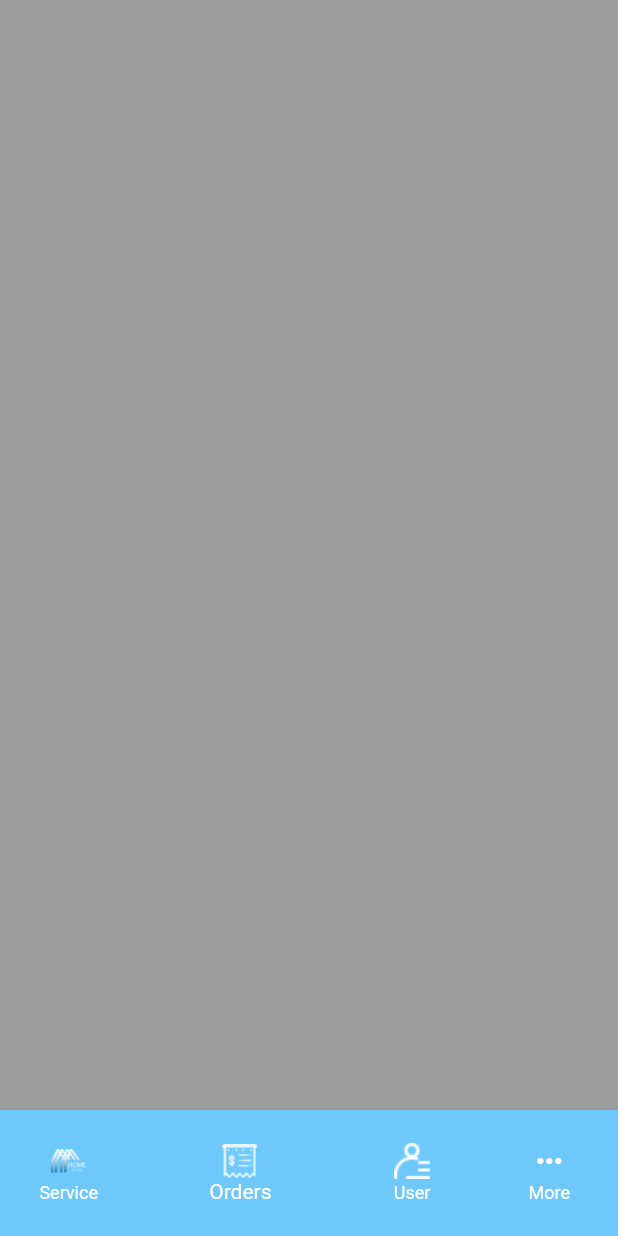
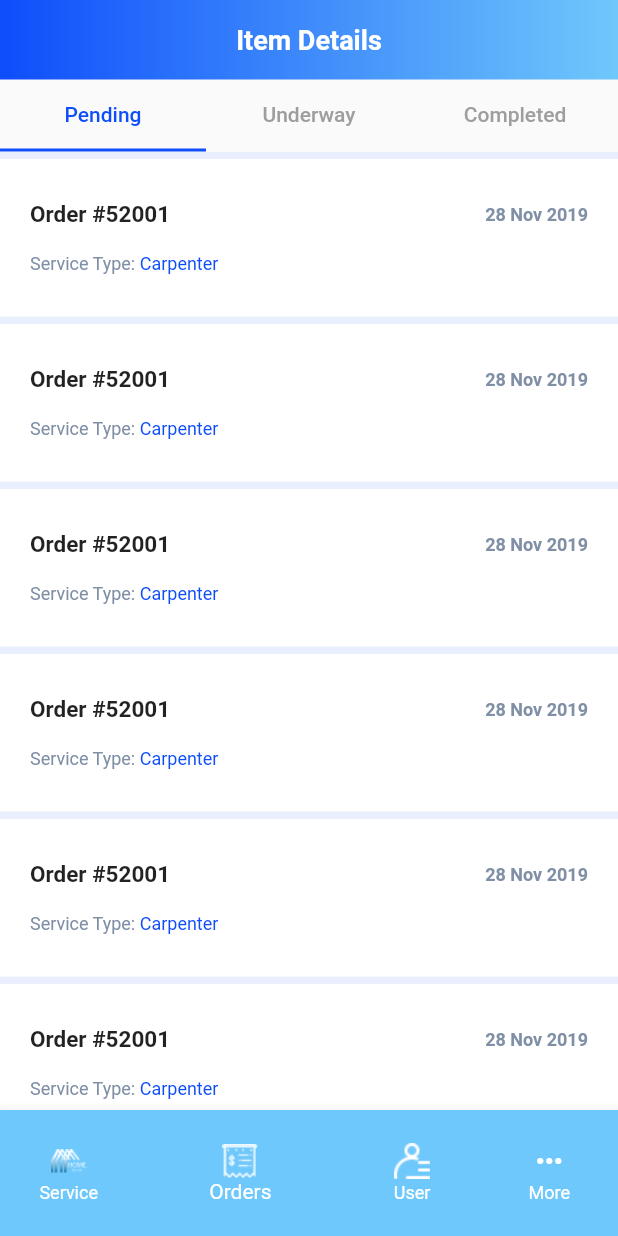
Before and after one commit to sohaibalaqad/home_services_flutter, a Flutter app: the HomeScreen screen opened by its route, item 2 of the bottom bar chosen, on a phone screen of 412 x 824 dp. Run offline on Flutter 3.47's test engine with Material 2 defaults, Android fonts, the phone set to English and light mode, and no system bars; our stand-ins replace country_code_picker; Roboto replaces fonts that are missing (Nunito Sans).

Commit message:
Add Orders screen

```diff
--- /dev/null
+++ b/lib/items/orderItem.dart
@@ -0,0 +1,431 @@
+import 'package:final_project/extensions/color.dart';
+import 'package:flutter/cupertino.dart';
+import 'package:flutter/material.dart';
+
+class OrderItem extends StatelessWidget {
+  @override
+  Widget build(BuildContext context) {
+    return Container(
+      color: '#EAEFFF'.toColor(),
+      child: Center(
+        child: ListView(
+          children: [
+            Padding(
+              padding: EdgeInsets.only(top: 5),
+              child: Container(
+                height: 105,
+                color: Colors.white,
+                child: Padding(
+                  padding: const EdgeInsets.all(20.0),
+                  child: Column(
+                    mainAxisAlignment: MainAxisAlignment.spaceAround,
+                    children: [
+                      Row(
+                        mainAxisAlignment: MainAxisAlignment.spaceBetween,
+                        children: [
+                          Text(
+                            'Order #52001',
+                            style: TextStyle(
+                              fontWeight: FontWeight.bold,
+                              fontFamily: 'Nunito Sans',
+                              fontSize: 15,
+                            ),
+                          ),
+                          Text(
+                            '28 Nov 2019',
+                            style: TextStyle(
+                              color: '#7F8FA6'.toColor(),
+                              fontWeight: FontWeight.bold,
+                              fontFamily: 'Nunito Sans',
+                              fontSize: 12,
+                            ),
+                          ),
+                        ],
+                      ),
+                      Row(
+                        children: [
+                          Text(
+                            'Service Type: ',
+                            style: TextStyle(
+                              color: '#7F8FA6'.toColor(),
+                              fontWeight: FontWeight.w400,
+                              fontFamily: 'Nunito Sans',
+                              fontSize: 12,
+                            ),
+                          ),
+                          Text(
+                            'Carpenter',
+                            style: TextStyle(
+                              color: '#0E4DFB'.toColor(),
+                              fontWeight: FontWeight.w400,
+                              fontFamily: 'Nunito Sans',
+                              fontSize: 12,
+                            ),
+                          ),
+                        ],
+                      ),
+                    ],
+                  ),
+                ),
+              ),
+            ),
+            Padding(
+              padding: EdgeInsets.only(top: 5),
+              child: Container(
+                height: 105,
+                color: Colors.white,
+                child: Padding(
+                  padding: const EdgeInsets.all(20.0),
+                  child: Column(
+                    mainAxisAlignment: MainAxisAlignment.spaceAround,
+                    children: [
+                      Row(
+                        mainAxisAlignment: MainAxisAlignment.spaceBetween,
+                        children: [
+                          Text(
+                            'Order #52001',
+                            style: TextStyle(
+                              fontWeight: FontWeight.bold,
+                              fontFamily: 'Nunito Sans',
+                              fontSize: 15,
+                            ),
+                          ),
+                          Text(
+                            '28 Nov 2019',
+                            style: TextStyle(
+                              color: '#7F8FA6'.toColor(),
+                              fontWeight: FontWeight.bold,
+                              fontFamily: 'Nunito Sans',
+                              fontSize: 12,
+                            ),
+                          ),
+                        ],
+                      ),
+                      Row(
+                        children: [
+                          Text(
+                            'Service Type: ',
+                            style: TextStyle(
+                              color: '#7F8FA6'.toColor(),
+                              fontWeight: FontWeight.w400,
+                              fontFamily: 'Nunito Sans',
+                              fontSize: 12,
+                            ),
+                          ),
+                          Text(
+                            'Carpenter',
+                            style: TextStyle(
+                              color: '#0E4DFB'.toColor(),
+                              fontWeight: FontWeight.w400,
+                              fontFamily: 'Nunito Sans',
+                              fontSize: 12,
+                            ),
+                          ),
+                        ],
+                      ),
+                    ],
+                  ),
+                ),
+              ),
+            ),
+            Padding(
+              padding: EdgeInsets.only(top: 5),
+              child: Container(
+                height: 105,
+                color: Colors.white,
+                child: Padding(
+                  padding: const EdgeInsets.all(20.0),
+                  child: Column(
+                    mainAxisAlignment: MainAxisAlignment.spaceAround,
+                    children: [
+                      Row(
+                        mainAxisAlignment: MainAxisAlignment.spaceBetween,
+                        children: [
+                          Text(
+                            'Order #52001',
+                            style: TextStyle(
+                              fontWeight: FontWeight.bold,
+                              fontFamily: 'Nunito Sans',
+                              fontSize: 15,
+                            ),
+                          ),
+                          Text(
+                            '28 Nov 2019',
+                            style: TextStyle(
+                              color: '#7F8FA6'.toColor(),
+                              fontWeight: FontWeight.bold,
+                              fontFamily: 'Nunito Sans',
+                              fontSize: 12,
+                            ),
+                          ),
+                        ],
+                      ),
+                      Row(
+                        children: [
+                          Text(
+                            'Service Type: ',
+                            style: TextStyle(
+                              color: '#7F8FA6'.toColor(),
+                              fontWeight: FontWeight.w400,
+                              fontFamily: 'Nunito Sans',
+                              fontSize: 12,
+                            ),
+                          ),
+                          Text(
+                            'Carpenter',
+                            style: TextStyle(
+                              color: '#0E4DFB'.toColor(),
+                              fontWeight: FontWeight.w400,
+                              fontFamily: 'Nunito Sans',
+                              fontSize: 12,
+                            ),
+                          ),
+                        ],
+                      ),
+                    ],
+                  ),
+                ),
+              ),
+            ),
+            Padding(
+              padding: EdgeInsets.only(top: 5),
+              child: Container(
+                height: 105,
+                color: Colors.white,
+                child: Padding(
+                  padding: const EdgeInsets.all(20.0),
+                  child: Column(
+                    mainAxisAlignment: MainAxisAlignment.spaceAround,
+                    children: [
+                      Row(
+                        mainAxisAlignment: MainAxisAlignment.spaceBetween,
+                        children: [
+                          Text(
+                            'Order #52001',
+                            style: TextStyle(
+                              fontWeight: FontWeight.bold,
+                              fontFamily: 'Nunito Sans',
+                              fontSize: 15,
+                            ),
+                          ),
+                          Text(
+                            '28 Nov 2019',
+                            style: TextStyle(
+                              color: '#7F8FA6'.toColor(),
+                              fontWeight: FontWeight.bold,
+                              fontFamily: 'Nunito Sans',
+                              fontSize: 12,
+                            ),
+                          ),
+                        ],
+                      ),
+                      Row(
+                        children: [
+                          Text(
+                            'Service Type: ',
+                            style: TextStyle(
+                              color: '#7F8FA6'.toColor(),
+                              fontWeight: FontWeight.w400,
+                              fontFamily: 'Nunito Sans',
+                              fontSize: 12,
+                            ),
+                          ),
+                          Text(
+                            'Carpenter',
+                            style: TextStyle(
+                              color: '#0E4DFB'.toColor(),
+                              fontWeight: FontWeight.w400,
+                              fontFamily: 'Nunito Sans',
+                              fontSize: 12,
+                            ),
+                          ),
+                        ],
+                      ),
+                    ],
+                  ),
+                ),
+              ),
+            ),
+            Padding(
+              padding: EdgeInsets.only(top: 5),
+              child: Container(
+                height: 105,
+                color: Colors.white,
+                child: Padding(
+                  padding: const EdgeInsets.all(20.0),
+                  child: Column(
+                    mainAxisAlignment: MainAxisAlignment.spaceAround,
+                    children: [
+                      Row(
+                        mainAxisAlignment: MainAxisAlignment.spaceBetween,
+                        children: [
+                          Text(
+                            'Order #52001',
+                            style: TextStyle(
+                              fontWeight: FontWeight.bold,
+                              fontFamily: 'Nunito Sans',
+                              fontSize: 15,
+                            ),
+                          ),
+                          Text(
+                            '28 Nov 2019',
+                            style: TextStyle(
+                              color: '#7F8FA6'.toColor(),
+                              fontWeight: FontWeight.bold,
+                              fontFamily: 'Nunito Sans',
+                              fontSize: 12,
+                            ),
+                          ),
+                        ],
+                      ),
+                      Row(
+                        children: [
+                          Text(
+                            'Service Type: ',
+                            style: TextStyle(
+                              color: '#7F8FA6'.toColor(),
+                              fontWeight: FontWeight.w400,
+                              fontFamily: 'Nunito Sans',
+                              fontSize: 12,
+                            ),
+                          ),
+                          Text(
+                            'Carpenter',
+                            style: TextStyle(
+                              color: '#0E4DFB'.toColor(),
+                              fontWeight: FontWeight.w400,
+                              fontFamily: 'Nunito Sans',
+                              fontSize: 12,
+                            ),
+                          ),
+                        ],
+                      ),
+                    ],
+                  ),
+                ),
+              ),
+            ),
+            Padding(
+              padding: EdgeInsets.only(top: 5),
+              child: Container(
+                height: 105,
+                color: Colors.white,
+                child: Padding(
+                  padding: const EdgeInsets.all(20.0),
+                  child: Column(
+                    mainAxisAlignment: MainAxisAlignment.spaceAround,
+                    children: [
+                      Row(
+                        mainAxisAlignment: MainAxisAlignment.spaceBetween,
+                        children: [
+                          Text(
+                            'Order #52001',
+                            style: TextStyle(
+                              fontWeight: FontWeight.bold,
+                              fontFamily: 'Nunito Sans',
+                              fontSize: 15,
+                            ),
+                          ),
+                          Text(
+                            '28 Nov 2019',
+                            style: TextStyle(
+                              color: '#7F8FA6'.toColor(),
+                              fontWeight: FontWeight.bold,
+                              fontFamily: 'Nunito Sans',
+                              fontSize: 12,
+                            ),
+                          ),
+                        ],
+                      ),
+                      Row(
+                        children: [
+                          Text(
+                            'Service Type: ',
+                            style: TextStyle(
+                              color: '#7F8FA6'.toColor(),
+                              fontWeight: FontWeight.w400,
+                              fontFamily: 'Nunito Sans',
+                              fontSize: 12,
+                            ),
+                          ),
+                          Text(
+                            'Carpenter',
+                            style: TextStyle(
+                              color: '#0E4DFB'.toColor(),
+                              fontWeight: FontWeight.w400,
+                              fontFamily: 'Nunito Sans',
+                              fontSize: 12,
+                            ),
+                          ),
+                        ],
+                      ),
+                    ],
+                  ),
+                ),
+              ),
+            ),
+            Padding(
+              padding: EdgeInsets.only(top: 5),
+              child: Container(
+                height: 105,
+                color: Colors.white,
+                child: Padding(
+                  padding: const EdgeInsets.all(20.0),
+                  child: Column(
+                    mainAxisAlignment: MainAxisAlignment.spaceAround,
+                    children: [
+                      Row(
+                        mainAxisAlignment: MainAxisAlignment.spaceBetween,
+                        children: [
+                          Text(
+                            'Order #52001',
+                            style: TextStyle(
+                              fontWeight: FontWeight.bold,
+                              fontFamily: 'Nunito Sans',
+                              fontSize: 15,
+                            ),
+                          ),
+                          Text(
+                            '28 Nov 2019',
+                            style: TextStyle(
+                              color: '#7F8FA6'.toColor(),
+                              fontWeight: FontWeight.bold,
+                              fontFamily: 'Nunito Sans',
+                              fontSize: 12,
+                            ),
+                          ),
+                        ],
+                      ),
+                      Row(
+                        children: [
+                          Text(
+                            'Service Type: ',
+                            style: TextStyle(
+                              color: '#7F8FA6'.toColor(),
+                              fontWeight: FontWeight.w400,
+                              fontFamily: 'Nunito Sans',
+                              fontSize: 12,
+                            ),
+                          ),
+                          Text(
+                            'Carpenter',
+                            style: TextStyle(
+                              color: '#0E4DFB'.toColor(),
+                              fontWeight: FontWeight.w400,
+                              fontFamily: 'Nunito Sans',
+                              fontSize: 12,
+                            ),
+                          ),
+                        ],
+                      ),
+                    ],
+                  ),
+                ),
+              ),
+            ),
+          ],
+        ),
+      ),
+    );
+  }
+}
--- a/lib/screens/HomeScreen.dart
+++ b/lib/screens/HomeScreen.dart
@@ -1,5 +1,6 @@
 import 'package:final_project/extensions/color.dart';
 import 'package:final_project/widgets/homeWidget.dart';
+import 'package:final_project/widgets/orderWidget.dart';
 import 'package:flutter/material.dart';
 
 class HomeScreen extends StatefulWidget {
@@ -14,15 +15,15 @@ class _HomeScreenState extends State<HomeScreen> {
 
   final List<Widget> _screens = [
     HomeWidget(),
-    Container(color: Colors.grey,),
-    Container(color: Colors.amber,),
-    Container(color: Colors.greenAccent,),
+    OrderWidget(),
   ];
 
   @override
   Widget build(BuildContext context) {
     return Scaffold(
-      body: _screens[_currentIndex],
+      body: SafeArea(
+          child: _screens[_currentIndex],
+      ),
       bottomNavigationBar: Theme(
         data: Theme.of(context).copyWith(
           canvasColor: Color(0xFF6FC8FB),
--- a/lib/widgets/orderWidget.dart
+++ b/lib/widgets/orderWidget.dart
@@ -0,0 +1,92 @@
+// import 'dart:ui';
+//
+// import 'package:final_project/extensions/color.dart';
+// import 'package:flutter/material.dart';
+//
+// class OrderWidget extends StatefulWidget {
+//   const OrderWidget({super.key});
+//
+//   @override
+//   State<OrderWidget> createState() => _OrderWidgetState();
+// }
+//
+// class _OrderWidgetState extends State<OrderWidget> {
+//   @override
+//   Widget build(BuildContext context) {
+//     return Placeholder();
+//   }
+// }
+
+
+import 'package:final_project/extensions/color.dart';
+import 'package:final_project/items/orderItem.dart';
+import 'package:flutter/material.dart';
+
+class OrderWidget extends StatefulWidget {
+  const OrderWidget({Key? key}) : super(key: key);
+
+  @override
+  _OrderWidgetState createState() => _OrderWidgetState();
+}
+
+class _OrderWidgetState extends State<OrderWidget> with SingleTickerProviderStateMixin {
+  late TabController _tabController;
+
+  @override
+  void initState() {
+    super.initState();
+    _tabController = TabController(length: 3, vsync: this);
+  }
+
+  @override
+  Widget build(BuildContext context) {
+    return Column(
+      children: [
+        Container(
+          decoration: BoxDecoration(
+            gradient: LinearGradient(
+              colors: [
+                '#0E4DFB'.toColor(),
+                '#6FC8FB'.toColor(),
+              ]
+            )
+          ),
+          padding: const EdgeInsets.all(16),
+          width: double.infinity,
+          child: Center(
+            child: Text(
+              'Item Details',
+              style: TextStyle(
+                fontSize: 18,
+                color: Colors.white,
+                fontFamily: 'Nunito Sans',
+                fontWeight: FontWeight.bold,
+              ),
+            ),
+          ),
+        ),
+        TabBar(
+          controller: _tabController,
+          labelColor: "#0E4DFB".toColor(),
+          indicatorColor: "#0E4DFB".toColor(),
+          unselectedLabelColor: Colors.grey,
+          tabs: [
+            Tab(text: 'Pending'),
+            Tab(text: 'Underway'),
+            Tab(text: 'Completed'),
+          ],
+        ),
+        Expanded(
+          child: TabBarView(
+            controller: _tabController,
+            children: [
+              OrderItem(),
+              OrderItem(),
+              OrderItem(),
+            ],
+          ),
+        ),
+      ],
+    );
+  }
+}
```
